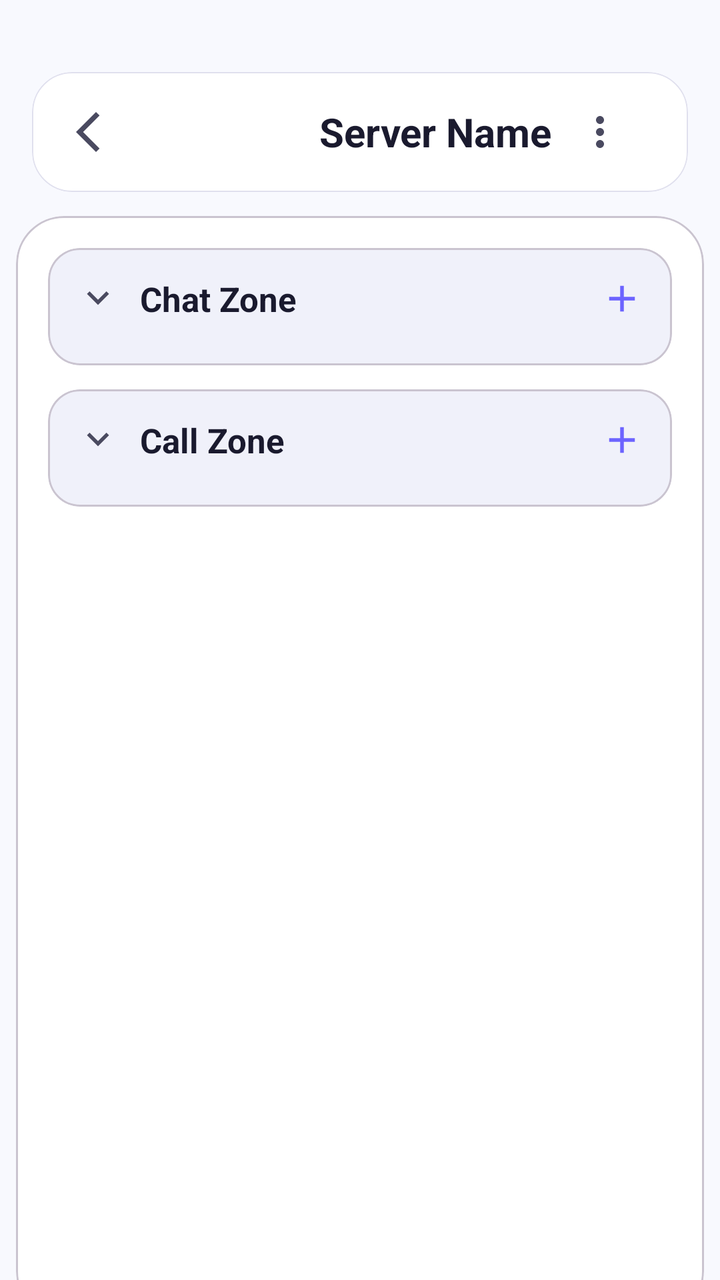
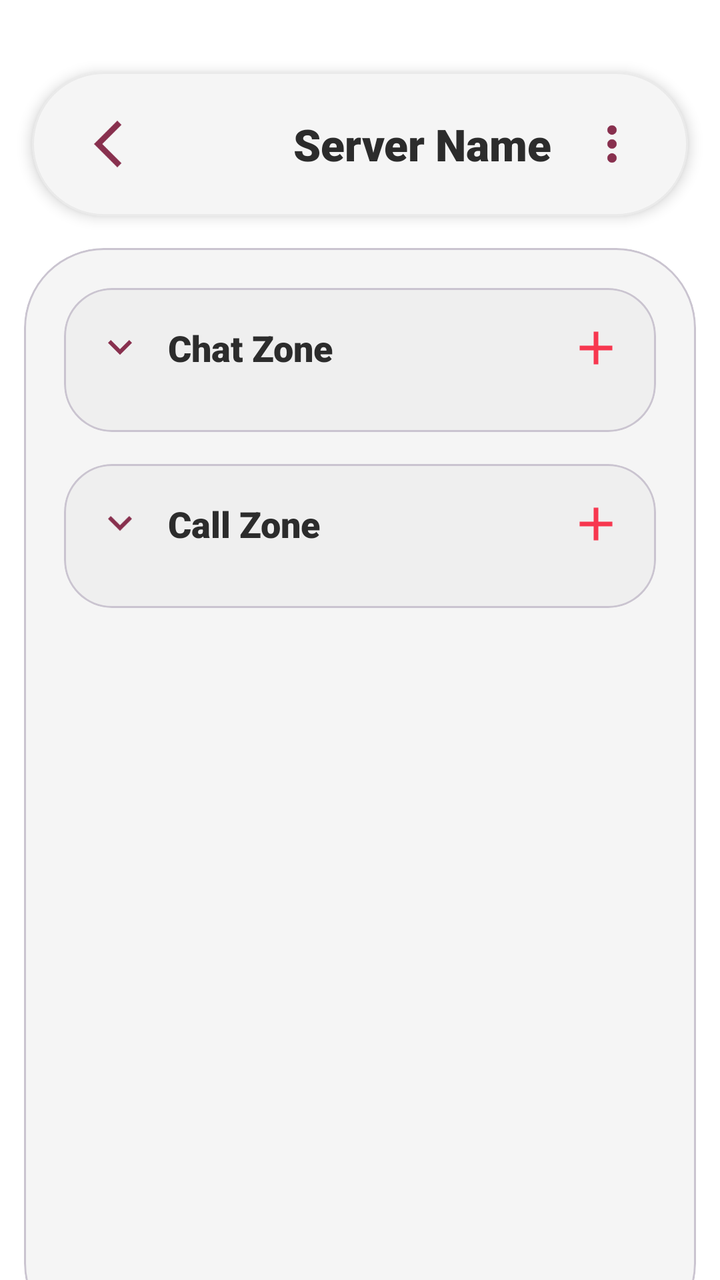

The first picture is an Android layout as it rendered before a commit; the second is the same layout after the commit. The layout source and the unified diff follow.
<!-- AndroidManifest.xml: application theme Theme.SE114_CallingSystem -->
<!-- res/layout/activity_server_viewer.xml -->
<?xml version="1.0" encoding="utf-8"?>
<RelativeLayout xmlns:android="http://schemas.android.com/apk/res/android"
    xmlns:app="http://schemas.android.com/apk/res-auto"
    android:id="@+id/rootLayout"
    android:layout_width="match_parent"
    android:layout_height="match_parent"
    android:background="@color/bg_primary">

    <com.google.android.material.card.MaterialCardView
        android:id="@+id/topBar"
        android:layout_width="match_parent"
        android:layout_height="60dp"
        android:layout_marginHorizontal="16dp"
        android:layout_marginTop="36dp"
        android:layout_marginBottom="12dp"
        app:cardBackgroundColor="@color/bg_secondary"
        app:cardCornerRadius="20dp"
        app:cardElevation="0dp"
        app:strokeColor="@color/card_stroke"
        app:strokeWidth="0.5dp">

        <RelativeLayout
            android:layout_width="match_parent"
            android:layout_height="match_parent"
            android:paddingHorizontal="16dp">

            <ImageView
                android:id="@+id/btnBack"
                android:layout_width="24dp"
                android:layout_height="24dp"
                android:layout_alignParentStart="true"
                android:layout_centerVertical="true"
                android:src="@drawable/icon_backbutton"
                app:tint="@color/icon_tint" />

            
            <ImageView
                android:id="@+id/btnServerSettings"
                android:layout_width="wrap_content"
                android:layout_height="wrap_content"
                android:layout_alignParentEnd="true"
                android:layout_centerVertical="true"
                android:layout_marginEnd="16dp"
                android:src="@drawable/icon_more_vert"
                app:tint="@color/icon_tint" />

            
            <TextView
                android:id="@+id/tvServerName"
                android:layout_width="wrap_content"
                android:layout_height="wrap_content"
                android:layout_toStartOf="@id/btnServerSettings"
                android:layout_centerVertical="true"
                android:layout_marginEnd="12dp"
                android:text="Server Name"
                android:textColor="@color/text_primary"
                android:textSize="20sp"
                android:textStyle="bold" />

        </RelativeLayout>
    </com.google.android.material.card.MaterialCardView>

    <com.google.android.material.card.MaterialCardView
        android:id="@+id/mainBackgroundCard"
        android:layout_width="match_parent"
        android:layout_height="match_parent"
        android:layout_below="@id/topBar"
        android:layout_marginHorizontal="8dp"
        android:layout_marginBottom="-20dp"
        app:cardBackgroundColor="@color/bg_secondary"
        app:cardCornerRadius="24dp"
        app:cardElevation="0dp">

        <ScrollView
            android:layout_width="match_parent"
            android:layout_height="match_parent"
            android:fillViewport="true"
            android:scrollbars="vertical">

            <LinearLayout
                android:layout_width="match_parent"
                android:layout_height="wrap_content"
                android:orientation="vertical"
                android:padding="16dp">

                <com.google.android.material.card.MaterialCardView
                    android:id="@+id/chatCard"
                    android:layout_width="match_parent"
                    android:layout_height="wrap_content"
                    android:layout_marginBottom="12dp"
                    app:cardBackgroundColor="@color/bg_tertiary"
                    app:cardCornerRadius="16dp"
                    app:cardElevation="0dp">

                    <LinearLayout
                        android:layout_width="match_parent"
                        android:layout_height="wrap_content"
                        android:orientation="vertical"
                        android:padding="14dp">

                        <LinearLayout
                            android:layout_width="match_parent"
                            android:layout_height="wrap_content"
                            android:gravity="center_vertical"
                            android:orientation="horizontal">

                            <ImageView
                                android:id="@+id/expandChatZone"
                                android:layout_width="22dp"
                                android:layout_height="22dp"
                                android:src="@drawable/icon_expandbutton"
                                app:tint="@color/icon_tint" />

                            <TextView
                                android:layout_width="0dp"
                                android:layout_height="wrap_content"
                                android:layout_marginStart="10dp"
                                android:layout_weight="1"
                                android:text="Chat Zone"
                                android:textColor="@color/text_primary"
                                android:textSize="17sp"
                                android:textStyle="bold" />

                            <ImageView
                                android:id="@+id/btnAddChannel"
                                android:layout_width="22dp"
                                android:layout_height="22dp"
                                android:src="@drawable/icon_add"
                                app:tint="@color/accent" />

                        </LinearLayout>

                        <androidx.recyclerview.widget.RecyclerView
                            android:id="@+id/rvChatChannels"
                            android:layout_width="match_parent"
                            android:layout_height="wrap_content"
                            android:layout_marginTop="8dp"
                            android:visibility="visible" />
                    </LinearLayout>
                </com.google.android.material.card.MaterialCardView>

                <com.google.android.material.card.MaterialCardView
                    android:id="@+id/callCard"
                    android:layout_width="match_parent"
                    android:layout_height="wrap_content"
                    app:cardBackgroundColor="@color/bg_tertiary"
                    app:cardCornerRadius="16dp"
                    app:cardElevation="0dp">

                    <LinearLayout
                        android:layout_width="match_parent"
                        android:layout_height="wrap_content"
                        android:orientation="vertical"
                        android:padding="14dp">

                        <LinearLayout
                            android:layout_width="match_parent"
                            android:layout_height="wrap_content"
                            android:gravity="center_vertical"
                            android:orientation="horizontal">

                            <ImageView
                                android:id="@+id/expandCallZone"
                                android:layout_width="22dp"
                                android:layout_height="22dp"
                                android:src="@drawable/icon_expandbutton"
                                app:tint="@color/icon_tint" />

                            <TextView
                                android:layout_width="0dp"
                                android:layout_height="wrap_content"
                                android:layout_marginStart="10dp"
                                android:layout_weight="1"
                                android:text="Call Zone"
                                android:textColor="@color/text_primary"
                                android:textSize="17sp"
                                android:textStyle="bold" />

                            <ImageView
                                android:id="@+id/btnAddCallChannel"
                                android:layout_width="22dp"
                                android:layout_height="22dp"
                                android:src="@drawable/icon_add"
                                app:tint="@color/accent" />
                        </LinearLayout>

                        <androidx.recyclerview.widget.RecyclerView
                            android:id="@+id/rvCallChannels"
                            android:layout_width="match_parent"
                            android:layout_height="wrap_content"
                            android:layout_marginTop="8dp"
                            android:visibility="visible" />

                    </LinearLayout>
                </com.google.android.material.card.MaterialCardView>

            </LinearLayout>
        </ScrollView>
    </com.google.android.material.card.MaterialCardView>
</RelativeLayout>
<!-- resources referenced by this layout -->
<resources>
  <color name="accent">#6C63FF</color>
  <color name="bg_primary">#F8F9FE</color>
  <color name="bg_secondary">#FFFFFF</color>
  <color name="bg_tertiary">#F0F1FA</color>
  <color name="card_stroke">#E0E0EE</color>
  <color name="icon_tint">#4A4A60</color>
  <color name="text_primary">#1A1A2E</color>
  <!-- drawable icon_add (drawable) -->
  <vector xmlns:android="http://schemas.android.com/apk/res/android"
      android:width="24dp"
      android:height="24dp"
      android:viewportWidth="960"
      android:viewportHeight="960">
    <path
        android:pathData="M440,520L200,520v-80h240v-240h80v240h240v80L520,520v240h-80v-240Z"
        android:fillColor="#000000"/>
  </vector>
  <!-- drawable icon_backbutton (drawable) -->
  <vector xmlns:android="http://schemas.android.com/apk/res/android"
      android:width="24dp"
      android:height="24dp"
      android:viewportWidth="960"
      android:viewportHeight="960">
    <path
        android:pathData="M640,880 L240,480l400,-400 71,71 -329,329 329,329 -71,71Z"
        android:fillColor="#000000"/>
  </vector>
  <!-- drawable icon_expandbutton (drawable) -->
  <vector xmlns:android="http://schemas.android.com/apk/res/android"
      android:width="24dp"
      android:height="24dp"
      android:viewportWidth="960"
      android:viewportHeight="960">
    <path
        android:pathData="M480,616 L240,376l56,-56 184,184 184,-184 56,56 -240,240Z"
        android:fillColor="#000000"/>
  </vector>
  <!-- drawable icon_more_vert (drawable) -->
  <?xml version="1.0" encoding="utf-8"?>
  <vector xmlns:android="http://schemas.android.com/apk/res/android"
      android:width="24dp"
      android:height="24dp"
      android:viewportWidth="24"
      android:viewportHeight="24">
    <path
        android:fillColor="#FFFFFF"
        android:pathData="M12,8c1.1,0 2,-0.9 2,-2s-0.9,-2 -2,-2 -2,0.9 -2,2 0.9,2 2,2zM12,10c-1.1,0 -2,0.9 -2,2s0.9,2 2,2 2,-0.9 2,-2 -0.9,-2 -2,-2zM12,16c-1.1,0 -2,0.9 -2,2s0.9,2 2,2 2,-0.9 2,-2 -0.9,-2 -2,-2z"/>
  </vector>
  <style name="Theme.SE114_CallingSystem" parent="Base.Theme.SE114_CallingSystem" />
  <style name="Base.Theme.SE114_CallingSystem" parent="Theme.Material3.DayNight.NoActionBar">
          <item name="colorPrimary">@color/accent</item>
          <item name="colorOnPrimary">@color/text_on_accent</item>
          <item name="colorSecondary">@color/accent_light</item>
          <item name="android:windowBackground">@color/bg_primary</item>
          <item name="android:statusBarColor">@color/bg_primary</item>
          <item name="android:navigationBarColor">@color/bg_primary</item>
      </style>
  <color name="text_on_accent">#FFFFFF</color>
  <color name="accent_light">#8B83FF</color>
</resources>

<!-- the commit's change to res/layout/activity_server_viewer.xml (unified diff, before → after) -->
@@ -4,58 +4,56 @@
     android:id="@+id/rootLayout"
     android:layout_width="match_parent"
     android:layout_height="match_parent"
-    android:background="@color/bg_primary">
+    android:background="@color/bg_primary"
+    android:animateLayoutChanges="true">
 
     <com.google.android.material.card.MaterialCardView
         android:id="@+id/topBar"
         android:layout_width="match_parent"
-        android:layout_height="60dp"
+        android:layout_height="72dp"
         android:layout_marginHorizontal="16dp"
         android:layout_marginTop="36dp"
-        android:layout_marginBottom="12dp"
+        android:layout_marginBottom="16dp"
         app:cardBackgroundColor="@color/bg_secondary"
-        app:cardCornerRadius="20dp"
-        app:cardElevation="0dp"
+        app:cardCornerRadius="36dp"
+        app:cardElevation="4dp"
         app:strokeColor="@color/card_stroke"
-        app:strokeWidth="0.5dp">
+        app:strokeWidth="1dp">
 
         <RelativeLayout
             android:layout_width="match_parent"
             android:layout_height="match_parent"
-            android:paddingHorizontal="16dp">
+            android:paddingHorizontal="24dp">
 
             <ImageView
                 android:id="@+id/btnBack"
-                android:layout_width="24dp"
-                android:layout_height="24dp"
+                android:layout_width="28dp"
+                android:layout_height="28dp"
                 android:layout_alignParentStart="true"
                 android:layout_centerVertical="true"
                 android:src="@drawable/icon_backbutton"
                 app:tint="@color/icon_tint" />
 
-            
             <ImageView
                 android:id="@+id/btnServerSettings"
-                android:layout_width="wrap_content"
-                android:layout_height="wrap_content"
+                android:layout_width="28dp"
+                android:layout_height="28dp"
                 android:layout_alignParentEnd="true"
                 android:layout_centerVertical="true"
-                android:layout_marginEnd="16dp"
                 android:src="@drawable/icon_more_vert"
                 app:tint="@color/icon_tint" />
 
-            
             <TextView
                 android:id="@+id/tvServerName"
                 android:layout_width="wrap_content"
                 android:layout_height="wrap_content"
                 android:layout_toStartOf="@id/btnServerSettings"
                 android:layout_centerVertical="true"
-                android:layout_marginEnd="12dp"
+                android:layout_marginEnd="16dp"
                 android:text="Server Name"
                 android:textColor="@color/text_primary"
-                android:textSize="20sp"
-                android:textStyle="bold" />
+                android:textSize="22sp"
+                android:fontFamily="sans-serif-black" />
 
         </RelativeLayout>
     </com.google.android.material.card.MaterialCardView>
@@ -65,38 +63,40 @@
         android:layout_width="match_parent"
         android:layout_height="match_parent"
         android:layout_below="@id/topBar"
-        android:layout_marginHorizontal="8dp"
-        android:layout_marginBottom="-20dp"
+        android:layout_marginHorizontal="12dp"
+        android:layout_marginBottom="-32dp"
         app:cardBackgroundColor="@color/bg_secondary"
-        app:cardCornerRadius="24dp"
+        app:cardCornerRadius="40dp"
         app:cardElevation="0dp">
 
         <ScrollView
             android:layout_width="match_parent"
             android:layout_height="match_parent"
             android:fillViewport="true"
-            android:scrollbars="vertical">
+            android:scrollbars="none">
 
             <LinearLayout
                 android:layout_width="match_parent"
                 android:layout_height="wrap_content"
                 android:orientation="vertical"
-                android:padding="16dp">
+                android:padding="20dp"
+                android:animateLayoutChanges="true">
 
                 <com.google.android.material.card.MaterialCardView
                     android:id="@+id/chatCard"
                     android:layout_width="match_parent"
                     android:layout_height="wrap_content"
-                    android:layout_marginBottom="12dp"
+                    android:layout_marginBottom="16dp"
                     app:cardBackgroundColor="@color/bg_tertiary"
-                    app:cardCornerRadius="16dp"
+                    app:cardCornerRadius="24dp"
                     app:cardElevation="0dp">
 
                     <LinearLayout
                         android:layout_width="match_parent"
                         android:layout_height="wrap_content"
                         android:orientation="vertical"
-                        android:padding="14dp">
+                        android:padding="16dp"
+                        android:animateLayoutChanges="true">
 
                         <LinearLayout
                             android:layout_width="match_parent"
@@ -106,25 +106,26 @@
 
                             <ImageView
                                 android:id="@+id/expandChatZone"
-                                android:layout_width="22dp"
-                                android:layout_height="22dp"
+                                android:layout_width="24dp"
+                                android:layout_height="24dp"
                                 android:src="@drawable/icon_expandbutton"
                                 app:tint="@color/icon_tint" />
 
                             <TextView
                                 android:layout_width="0dp"
                                 android:layout_height="wrap_content"
-                                android:layout_marginStart="10dp"
+                                android:layout_marginStart="12dp"
                                 android:layout_weight="1"
                                 android:text="Chat Zone"
                                 android:textColor="@color/text_primary"
-                                android:textSize="17sp"
-                                android:textStyle="bold" />
+                                android:textSize="18sp"
+                                android:fontFamily="sans-serif-black" />
 
                             <ImageView
                                 android:id="@+id/btnAddChannel"
-                                android:layout_width="22dp"
-                                android:layout_height="22dp"
+                                android:layout_width="28dp"
+                                android:layout_height="28dp"
+                                android:background="?attr/selectableItemBackgroundBorderless"
                                 android:src="@drawable/icon_add"
                                 app:tint="@color/accent" />
 
@@ -134,7 +135,7 @@
                             android:id="@+id/rvChatChannels"
                             android:layout_width="match_parent"
                             android:layout_height="wrap_content"
-                            android:layout_marginTop="8dp"
+                            android:layout_marginTop="12dp"
                             android:visibility="visible" />
                     </LinearLayout>
                 </com.google.android.material.card.MaterialCardView>
@@ -144,14 +145,16 @@
                     android:layout_width="match_parent"
                     android:layout_height="wrap_content"
                     app:cardBackgroundColor="@color/bg_tertiary"
-                    app:cardCornerRadius="16dp"
-                    app:cardElevation="0dp">
+                    app:cardCornerRadius="24dp"
+                    app:cardElevation="0dp"
+                    android:layout_marginBottom="64dp">
 
                     <LinearLayout
                         android:layout_width="match_parent"
                         android:layout_height="wrap_content"
                         android:orientation="vertical"
-                        android:padding="14dp">
+                        android:padding="16dp"
+                        android:animateLayoutChanges="true">
 
                         <LinearLayout
                             android:layout_width="match_parent"
@@ -161,25 +164,26 @@
 
                             <ImageView
                                 android:id="@+id/expandCallZone"
-                                android:layout_width="22dp"
-                                android:layout_height="22dp"
+                                android:layout_width="24dp"
+                                android:layout_height="24dp"
                                 android:src="@drawable/icon_expandbutton"
                                 app:tint="@color/icon_tint" />
 
                             <TextView
                                 android:layout_width="0dp"
                                 android:layout_height="wrap_content"
-                                android:layout_marginStart="10dp"
+                                android:layout_marginStart="12dp"
                                 android:layout_weight="1"
                                 android:text="Call Zone"
                                 android:textColor="@color/text_primary"
-                                android:textSize="17sp"
-                                android:textStyle="bold" />
+                                android:textSize="18sp"
+                                android:fontFamily="sans-serif-black" />
 
                             <ImageView
                                 android:id="@+id/btnAddCallChannel"
-                                android:layout_width="22dp"
-                                android:layout_height="22dp"
+                                android:layout_width="28dp"
+                                android:layout_height="28dp"
+                                android:background="?attr/selectableItemBackgroundBorderless"
                                 android:src="@drawable/icon_add"
                                 app:tint="@color/accent" />
                         </LinearLayout>
@@ -188,7 +192,7 @@
                             android:id="@+id/rvCallChannels"
                             android:layout_width="match_parent"
                             android:layout_height="wrap_content"
-                            android:layout_marginTop="8dp"
+                            android:layout_marginTop="12dp"
                             android:visibility="visible" />
 
                     </LinearLayout>
<!-- resource entries referenced after the edit -->
@@ -1,12 +1,12 @@
 <!-- resources referenced by this layout -->
 <resources>
-  <color name="accent">#6C63FF</color>
-  <color name="bg_primary">#F8F9FE</color>
-  <color name="bg_secondary">#FFFFFF</color>
-  <color name="bg_tertiary">#F0F1FA</color>
-  <color name="card_stroke">#E0E0EE</color>
-  <color name="icon_tint">#4A4A60</color>
-  <color name="text_primary">#1A1A2E</color>
+  <color name="accent">#F7374F</color>
+  <color name="bg_primary">#FFFFFF</color>
+  <color name="bg_secondary">#F5F5F5</color>
+  <color name="bg_tertiary">#EFEFEF</color>
+  <color name="card_stroke">#EAEAEA</color>
+  <color name="icon_tint">#88304E</color>
+  <color name="text_primary">#2C2C2C</color>
   <!-- drawable icon_add (drawable) -->
   <vector xmlns:android="http://schemas.android.com/apk/res/android"
       android:width="24dp"
@@ -58,6 +58,6 @@
           <item name="android:navigationBarColor">@color/bg_primary</item>
       </style>
   <color name="text_on_accent">#FFFFFF</color>
-  <color name="accent_light">#8B83FF</color>
+  <color name="accent_light">#FF6B7A</color>
 </resources>
 
